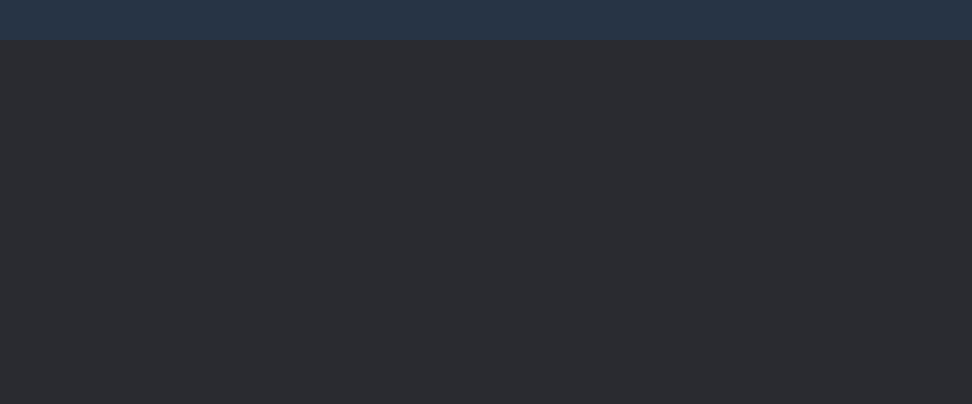
The window that VideoPlayer/mainwidget/recommend/RecommendForm.ui (huizhang556/pc-video-player) describes before a commit, drawn with Qt 5.
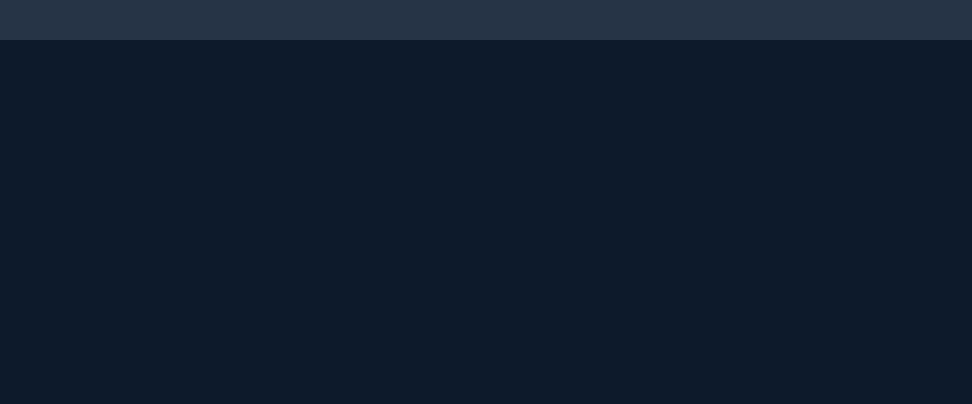
The same window after the commit.

Diff of the .ui file:
```diff
--- a/VideoPlayer/mainwidget/recommend/RecommendForm.ui
+++ b/VideoPlayer/mainwidget/recommend/RecommendForm.ui
@@ -434,7 +434,8 @@
           </size>
          </property>
          <property name="styleSheet">
-          <string notr="true">background-color:#2a2a31;
+          <string notr="true">background-color: #0d1a2b;
+
 </string>
          </property>
          <property name="currentIndex">
```
